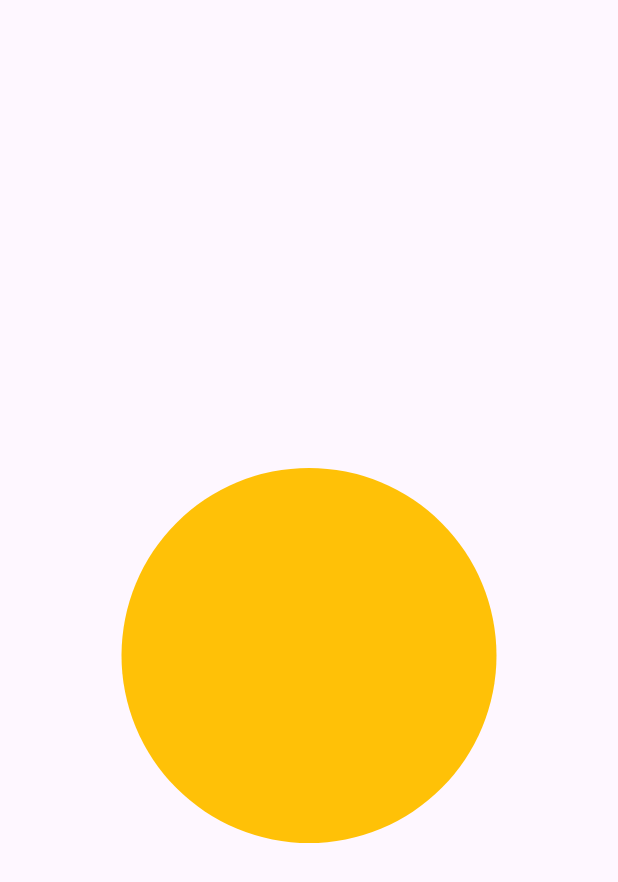
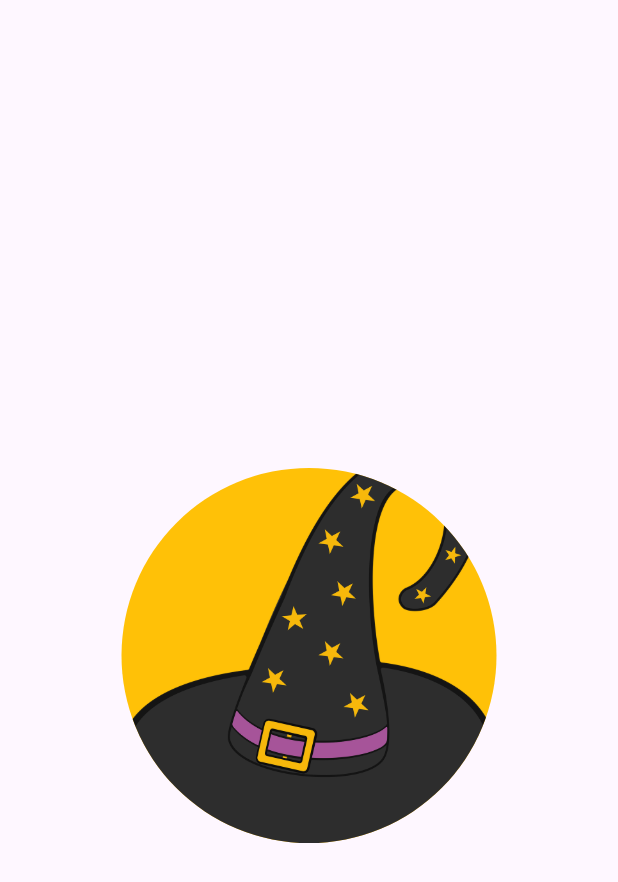
Before and after one commit to Hartamatamatama/tugas_week_5_1123150117, a Flutter app: the screen it shows after launch, on a phone screen of 412 x 824 dp. Shown: the top 882 px of the screen. Run offline on Flutter 3.47's test engine with Material 3 defaults, Android fonts, the phone set to English and light mode, and no system bars.

Commit message:
Update Memberikan Image pada splash screen

```diff
--- a/lib/screen/splash_screen_1.dart
+++ b/lib/screen/splash_screen_1.dart
@@ -17,6 +17,10 @@ class SplashScreen1 extends StatelessWidget {
               decoration: BoxDecoration(
                 shape: BoxShape.circle,
                 color: Colors.amber,
+                image: DecorationImage(
+                  fit: BoxFit.cover,
+                  image: AssetImage('assets/images/image1.png'),
+                ),
               ),
             ),
             //tambahkan disini untuk widget widget lainnya nanti
--- a/pubspec.yaml
+++ b/pubspec.yaml
@@ -57,6 +57,11 @@ flutter:
   # the material Icons class.
   uses-material-design: true
 
+  assets:
+    - assets/images/image1.png
+    - assets/images/image2.png
+    - assets/images/image3.png
+
   # To add assets to your application, add an assets section, like this:
   # assets:
   #   - images/a_dot_burr.jpeg
```
Also changed, not shown: assets/images/image1.png (added), assets/images/image2.png (added), assets/images/image3.png (added).
